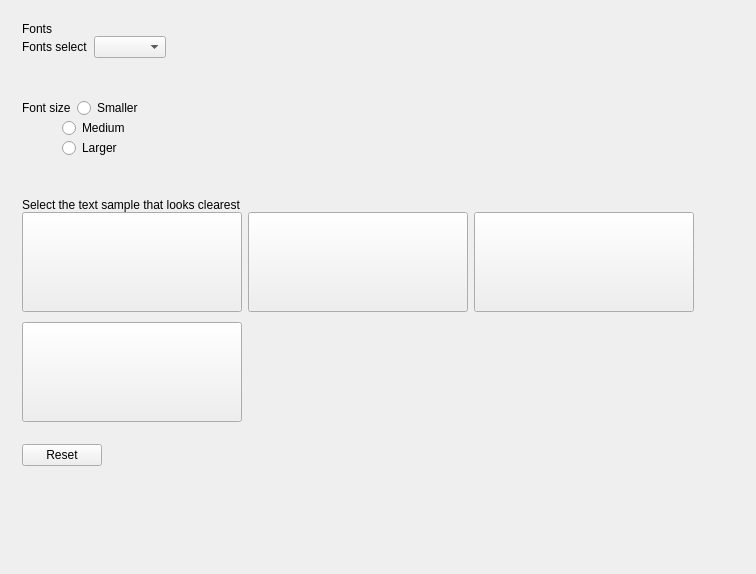
Qt form plugins/personalized/fonts/fonts.ui (ukui/ukui-control-center) before a commit.
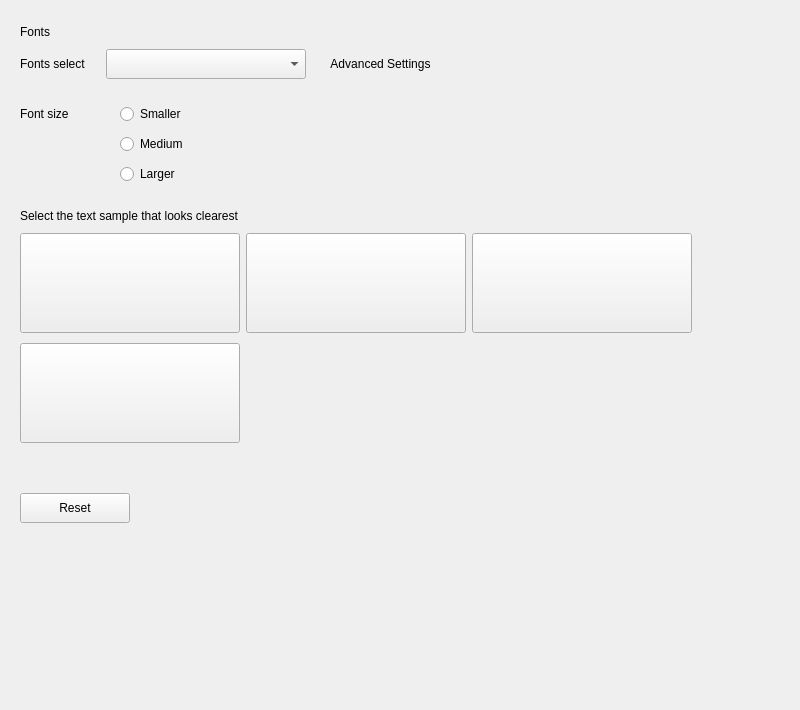
The same form after that commit.

Patch:
```diff
--- a/plugins/personalized/fonts/fonts.ui
+++ b/plugins/personalized/fonts/fonts.ui
@@ -6,51 +6,122 @@
    <rect>
     <x>0</x>
     <y>0</y>
-    <width>756</width>
-    <height>574</height>
+    <width>800</width>
+    <height>710</height>
    </rect>
   </property>
   <property name="minimumSize">
    <size>
-    <width>756</width>
-    <height>574</height>
+    <width>800</width>
+    <height>710</height>
    </size>
   </property>
   <property name="maximumSize">
    <size>
-    <width>756</width>
-    <height>574</height>
+    <width>800</width>
+    <height>710</height>
    </size>
   </property>
   <property name="windowTitle">
    <string>Fonts</string>
   </property>
   <layout class="QVBoxLayout" name="verticalLayout_2">
+   <property name="spacing">
+    <number>0</number>
+   </property>
+   <property name="leftMargin">
+    <number>0</number>
+   </property>
+   <property name="topMargin">
+    <number>0</number>
+   </property>
+   <property name="rightMargin">
+    <number>0</number>
+   </property>
+   <property name="bottomMargin">
+    <number>0</number>
+   </property>
    <item>
     <widget class="QStackedWidget" name="StackedWidget">
-     <widget class="QWidget" name="verticalStackedWidgetPage1">
+     <widget class="QWidget" name="Page1">
       <layout class="QVBoxLayout" name="verticalLayout">
        <property name="spacing">
+        <number>10</number>
+       </property>
+       <property name="leftMargin">
+        <number>20</number>
+       </property>
+       <property name="topMargin">
+        <number>25</number>
+       </property>
+       <property name="rightMargin">
+        <number>0</number>
+       </property>
+       <property name="bottomMargin">
         <number>0</number>
        </property>
        <item>
         <widget class="QLabel" name="label">
+         <property name="sizePolicy">
+          <sizepolicy hsizetype="Fixed" vsizetype="Fixed">
+           <horstretch>0</horstretch>
+           <verstretch>0</verstretch>
+          </sizepolicy>
+         </property>
          <property name="text">
           <string>Fonts</string>
          </property>
+         <property name="scaledContents">
+          <bool>true</bool>
+         </property>
         </widget>
        </item>
        <item>
         <layout class="QHBoxLayout" name="horizontalLayout">
+         <property name="spacing">
+          <number>20</number>
+         </property>
          <item>
           <widget class="QLabel" name="label_2">
+           <property name="sizePolicy">
+            <sizepolicy hsizetype="Fixed" vsizetype="Fixed">
+             <horstretch>0</horstretch>
+             <verstretch>0</verstretch>
+            </sizepolicy>
+           </property>
            <property name="text">
             <string>Fonts select</string>
            </property>
+           <property name="scaledContents">
+            <bool>true</bool>
+           </property>
           </widget>
          </item>
          <item>
-          <widget class="QComboBox" name="fontsComboBox"/>
+          <widget class="QComboBox" name="fontsComboBox">
+           <property name="minimumSize">
+            <size>
+             <width>200</width>
+             <height>30</height>
+            </size>
+           </property>
+           <property name="maximumSize">
+            <size>
+             <width>200</width>
+             <height>30</height>
+            </size>
+           </property>
+          </widget>
+         </item>
+         <item>
+          <widget class="QPushButton" name="pushButton">
+           <property name="text">
+            <string>Advanced Settings</string>
+           </property>
+           <property name="flat">
+            <bool>true</bool>
+           </property>
+          </widget>
          </item>
          <item>
           <spacer name="horizontalSpacer">
@@ -78,18 +149,42 @@
          <property name="sizeHint" stdset="0">
           <size>
            <width>20</width>
-           <height>40</height>
+           <height>15</height>
           </size>
          </property>
         </spacer>
        </item>
        <item>
         <layout class="QHBoxLayout" name="horizontalLayout_3">
+         <property name="spacing">
+          <number>20</number>
+         </property>
          <item>
           <widget class="QLabel" name="label_3">
+           <property name="sizePolicy">
+            <sizepolicy hsizetype="Fixed" vsizetype="Fixed">
+             <horstretch>0</horstretch>
+             <verstretch>0</verstretch>
+            </sizepolicy>
+           </property>
+           <property name="minimumSize">
+            <size>
+             <width>80</width>
+             <height>0</height>
+            </size>
+           </property>
+           <property name="maximumSize">
+            <size>
+             <width>80</width>
+             <height>16777215</height>
+            </size>
+           </property>
            <property name="text">
             <string>Font size</string>
            </property>
+           <property name="scaledContents">
+            <bool>true</bool>
+           </property>
           </widget>
          </item>
          <item>
@@ -119,6 +214,9 @@
        </item>
        <item>
         <layout class="QHBoxLayout" name="horizontalLayout_4">
+         <property name="spacing">
+          <number>0</number>
+         </property>
          <item>
           <spacer name="horizontalSpacer_2">
            <property name="orientation">
@@ -129,7 +227,7 @@
            </property>
            <property name="sizeHint" stdset="0">
             <size>
-             <width>40</width>
+             <width>100</width>
              <height>20</height>
             </size>
            </property>
@@ -162,6 +260,9 @@
        </item>
        <item>
         <layout class="QHBoxLayout" name="horizontalLayout_5">
+         <property name="spacing">
+          <number>0</number>
+         </property>
          <item>
           <spacer name="horizontalSpacer_3">
            <property name="orientation">
@@ -172,7 +273,7 @@
            </property>
            <property name="sizeHint" stdset="0">
             <size>
-             <width>40</width>
+             <width>100</width>
              <height>20</height>
             </size>
            </property>
@@ -214,16 +315,25 @@
          <property name="sizeHint" stdset="0">
           <size>
            <width>20</width>
-           <height>40</height>
+           <height>15</height>
           </size>
          </property>
         </spacer>
        </item>
        <item>
         <widget class="QLabel" name="label_4">
+         <property name="sizePolicy">
+          <sizepolicy hsizetype="Fixed" vsizetype="Fixed">
+           <horstretch>0</horstretch>
+           <verstretch>0</verstretch>
+          </sizepolicy>
+         </property>
          <property name="text">
           <string>Select the text sample that looks clearest</string>
          </property>
+         <property name="scaledContents">
+          <bool>true</bool>
+         </property>
         </widget>
        </item>
        <item>
@@ -309,22 +419,6 @@
          </item>
         </layout>
        </item>
-       <item>
-        <spacer name="verticalSpacer_3">
-         <property name="orientation">
-          <enum>Qt::Vertical</enum>
-         </property>
-         <property name="sizeType">
-          <enum>QSizePolicy::Fixed</enum>
-         </property>
-         <property name="sizeHint" stdset="0">
-          <size>
-           <width>20</width>
-           <height>10</height>
-          </size>
-         </property>
-        </spacer>
-       </item>
        <item>
         <layout class="QHBoxLayout" name="horizontalLayout_8">
          <item>
@@ -365,14 +459,37 @@
         </layout>
        </item>
        <item>
-        <widget class="QWidget" name="horizontalWidget_7" native="true">
-         <layout class="QHBoxLayout" name="horizontalLayout_9"/>
-        </widget>
+        <spacer name="verticalSpacer_3">
+         <property name="orientation">
+          <enum>Qt::Vertical</enum>
+         </property>
+         <property name="sizeType">
+          <enum>QSizePolicy::Fixed</enum>
+         </property>
+         <property name="sizeHint" stdset="0">
+          <size>
+           <width>20</width>
+           <height>40</height>
+          </size>
+         </property>
+        </spacer>
        </item>
        <item>
         <layout class="QHBoxLayout" name="horizontalLayout_10">
          <item>
           <widget class="QPushButton" name="resetBtn">
+           <property name="minimumSize">
+            <size>
+             <width>110</width>
+             <height>30</height>
+            </size>
+           </property>
+           <property name="maximumSize">
+            <size>
+             <width>110</width>
+             <height>30</height>
+            </size>
+           </property>
            <property name="text">
             <string>Reset</string>
            </property>
```
